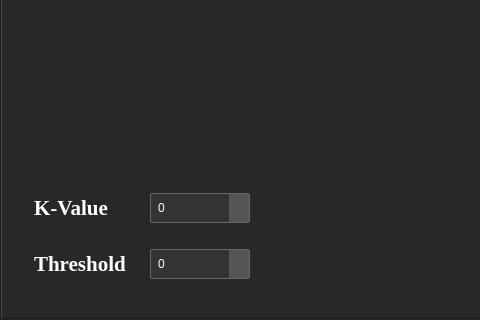
This is MainWindow.ui in fadymohsen/VisionWithHarrisSIFT as Qt 5 draws it before an edit; both pictures show x 0 to 480 and y 365 to 685 of the 983 by 685 pixel window. The edited form follows.
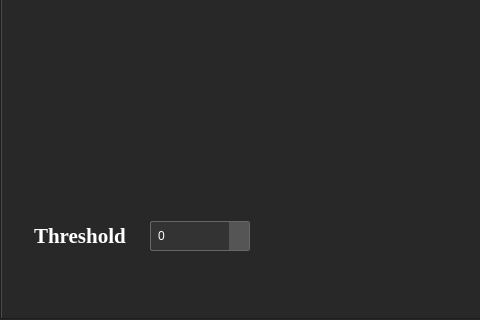
This is the edited form. Custom widgets are drawn as their Qt base class.

Patch:
```diff
--- a/MainWindow.ui
+++ b/MainWindow.ui
@@ -1083,105 +1083,6 @@
           </item>
           <item>
            <layout class="QVBoxLayout" name="verticalLayout_3">
-            <item>
-             <layout class="QHBoxLayout" name="horizontalLayout">
-              <item>
-               <widget class="QLabel" name="label_5">
-                <property name="minimumSize">
-                 <size>
-                  <width>100</width>
-                  <height>0</height>
-                 </size>
-                </property>
-                <property name="font">
-                 <font>
-                  <family>Georgia</family>
-                  <pointsize>16</pointsize>
-                  <bold>true</bold>
-                 </font>
-                </property>
-                <property name="text">
-                 <string>K-Value</string>
-                </property>
-                <property name="alignment">
-                 <set>Qt::AlignLeading|Qt::AlignLeft|Qt::AlignVCenter</set>
-                </property>
-               </widget>
-              </item>
-              <item>
-               <spacer name="horizontalSpacer_12">
-                <property name="orientation">
-                 <enum>Qt::Horizontal</enum>
-                </property>
-                <property name="sizeType">
-                 <enum>QSizePolicy::Fixed</enum>
-                </property>
-                <property name="sizeHint" stdset="0">
-                 <size>
-                  <width>10</width>
-                  <height>20</height>
-                 </size>
-                </property>
-               </spacer>
-              </item>
-              <item>
-               <widget class="QSpinBox" name="spinBox">
-                <property name="sizePolicy">
-                 <sizepolicy hsizetype="Fixed" vsizetype="Fixed">
-                  <horstretch>0</horstretch>
-                  <verstretch>0</verstretch>
-                 </sizepolicy>
-                </property>
-                <property name="minimumSize">
-                 <size>
-                  <width>100</width>
-                  <height>30</height>
-                 </size>
-                </property>
-                <property name="maximumSize">
-                 <size>
-                  <width>100</width>
-                  <height>30</height>
-                 </size>
-                </property>
-                <property name="styleSheet">
-                 <string notr="true">QSpinBox {
-            background-color: #333;
-            color: white;
-            border: 1px solid #666;
-            padding: 5px;
-            border-radius: 2px;
-        }
-        QSpinBox::up-button, QSpinBox::down-button {
-            background-color: #555;
-            width: 20px;
-            border: none;
-            padding: 0px;
-        }
-        QSpinBox::up-button:hover, QSpinBox::down-button:hover {
-            background-color: #777;
-        }</string>
-                </property>
-               </widget>
-              </item>
-             </layout>
-            </item>
-            <item>
-             <spacer name="verticalSpacer_3">
-              <property name="orientation">
-               <enum>Qt::Vertical</enum>
-              </property>
-              <property name="sizeType">
-               <enum>QSizePolicy::Fixed</enum>
-              </property>
-              <property name="sizeHint" stdset="0">
-               <size>
-                <width>20</width>
-                <height>10</height>
-               </size>
-              </property>
-             </spacer>
-            </item>
             <item>
              <layout class="QHBoxLayout" name="horizontalLayout_2">
               <item>
```
